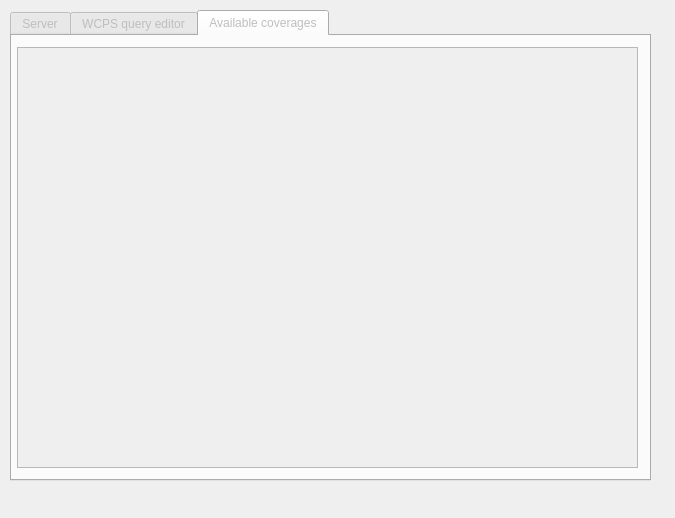
Qt form applications/qgis-wcps/qgis3/wcps_client/wcps_client_dialog_base.ui (wetransform-os/rasdaman) before a commit.
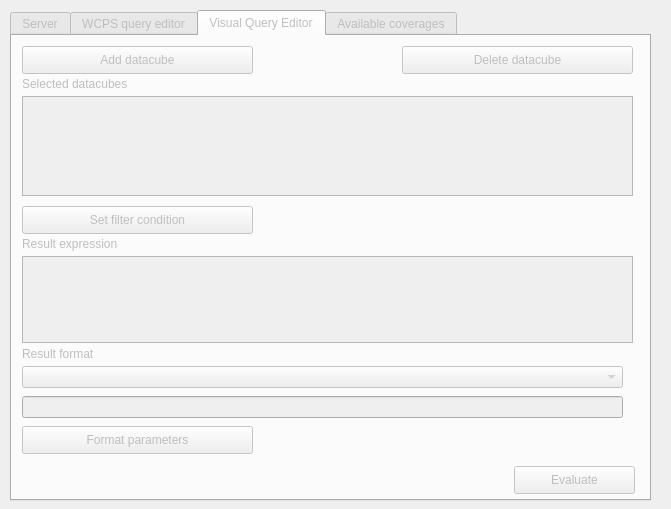
The same form after that commit.

```diff
--- a/applications/qgis-wcps/qgis3/wcps_client/wcps_client_dialog_base.ui
+++ b/applications/qgis-wcps/qgis3/wcps_client/wcps_client_dialog_base.ui
@@ -6,8 +6,8 @@
    <rect>
     <x>0</x>
     <y>0</y>
-    <width>675</width>
-    <height>518</height>
+    <width>671</width>
+    <height>509</height>
    </rect>
   </property>
   <property name="windowTitle">
@@ -22,7 +22,7 @@
      <x>10</x>
      <y>10</y>
      <width>641</width>
-     <height>471</height>
+     <height>491</height>
     </rect>
    </property>
    <property name="currentIndex">
@@ -325,6 +325,168 @@
      </property>
     </widget>
    </widget>
+   <widget class="QWidget" name="VisualQueryEditor">
+    <attribute name="title">
+     <string>Visual Query Editor</string>
+    </attribute>
+    <widget class="QPushButton" name="btnAddDatacube">
+     <property name="geometry">
+      <rect>
+       <x>10</x>
+       <y>10</y>
+       <width>231</width>
+       <height>28</height>
+      </rect>
+     </property>
+     <property name="text">
+      <string>Add datacube</string>
+     </property>
+    </widget>
+    <widget class="QListWidget" name="lstDatacubes">
+     <property name="geometry">
+      <rect>
+       <x>10</x>
+       <y>60</y>
+       <width>611</width>
+       <height>100</height>
+      </rect>
+     </property>
+    </widget>
+    <widget class="QPushButton" name="btnSetFilter">
+     <property name="geometry">
+      <rect>
+       <x>10</x>
+       <y>170</y>
+       <width>231</width>
+       <height>28</height>
+      </rect>
+     </property>
+     <property name="text">
+      <string>Set filter condition</string>
+     </property>
+    </widget>
+    <widget class="QLabel" name="label_5">
+     <property name="geometry">
+      <rect>
+       <x>10</x>
+       <y>40</y>
+       <width>211</width>
+       <height>16</height>
+      </rect>
+     </property>
+     <property name="text">
+      <string>Selected datacubes</string>
+     </property>
+    </widget>
+    <widget class="QLabel" name="label_6">
+     <property name="geometry">
+      <rect>
+       <x>10</x>
+       <y>200</y>
+       <width>241</width>
+       <height>16</height>
+      </rect>
+     </property>
+     <property name="text">
+      <string>Result expression</string>
+     </property>
+    </widget>
+    <widget class="QPlainTextEdit" name="ResultExpression">
+     <property name="geometry">
+      <rect>
+       <x>10</x>
+       <y>220</y>
+       <width>611</width>
+       <height>87</height>
+      </rect>
+     </property>
+    </widget>
+    <widget class="QComboBox" name="ResultFormat">
+     <property name="geometry">
+      <rect>
+       <x>10</x>
+       <y>330</y>
+       <width>601</width>
+       <height>22</height>
+      </rect>
+     </property>
+    </widget>
+    <widget class="QLabel" name="label_7">
+     <property name="geometry">
+      <rect>
+       <x>10</x>
+       <y>310</y>
+       <width>231</width>
+       <height>16</height>
+      </rect>
+     </property>
+     <property name="text">
+      <string>Result format</string>
+     </property>
+    </widget>
+    <widget class="QLabel" name="label_8">
+     <property name="geometry">
+      <rect>
+       <x>10</x>
+       <y>350</y>
+       <width>55</width>
+       <height>16</height>
+      </rect>
+     </property>
+     <property name="text">
+      <string/>
+     </property>
+    </widget>
+    <widget class="QLineEdit" name="CustomFormatLine">
+     <property name="geometry">
+      <rect>
+       <x>10</x>
+       <y>360</y>
+       <width>601</width>
+       <height>22</height>
+      </rect>
+     </property>
+    </widget>
+    <widget class="QPushButton" name="btnFormatParameters">
+     <property name="geometry">
+      <rect>
+       <x>10</x>
+       <y>390</y>
+       <width>231</width>
+       <height>28</height>
+      </rect>
+     </property>
+     <property name="text">
+      <string>Format parameters</string>
+     </property>
+    </widget>
+    <widget class="QPushButton" name="btnEvaluate">
+     <property name="geometry">
+      <rect>
+       <x>502</x>
+       <y>430</y>
+       <width>121</width>
+       <height>28</height>
+      </rect>
+     </property>
+     <property name="text">
+      <string>Evaluate</string>
+     </property>
+    </widget>
+    <widget class="QPushButton" name="btnDeleteDatacube">
+     <property name="geometry">
+      <rect>
+       <x>390</x>
+       <y>10</y>
+       <width>231</width>
+       <height>28</height>
+      </rect>
+     </property>
+     <property name="text">
+      <string>Delete datacube</string>
+     </property>
+    </widget>
+   </widget>
    <widget class="QWidget" name="tab_CoveragesList">
     <attribute name="title">
      <string>Available coverages</string>
```
